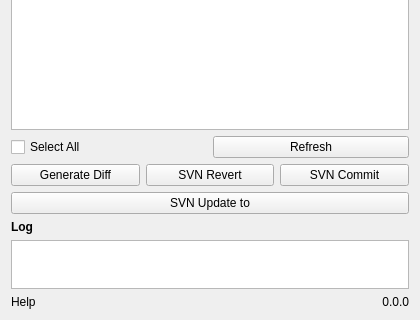
Above: diff_gui/mainwindow.ui from stlfatboy/diff_gui before the change; both pictures show x 0 to 420 and y 280 to 600 of the 420 by 600 pixel window. Below: the same form after it.
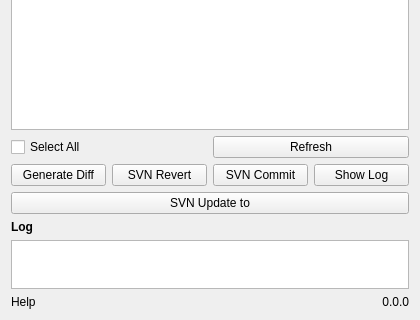
That is the form after the change. Icons and pictures are not drawn.

Commit message: 加入显示日志功能

```diff
--- a/diff_gui/mainwindow.ui
+++ b/diff_gui/mainwindow.ui
@@ -181,6 +181,13 @@
         </property>
        </widget>
       </item>
+      <item>
+       <widget class="QPushButton" name="pushButton_show_log">
+        <property name="text">
+         <string>Show Log</string>
+        </property>
+       </widget>
+      </item>
      </layout>
     </item>
     <item row="16" column="0">
```
The commit also changes 2 other files.
